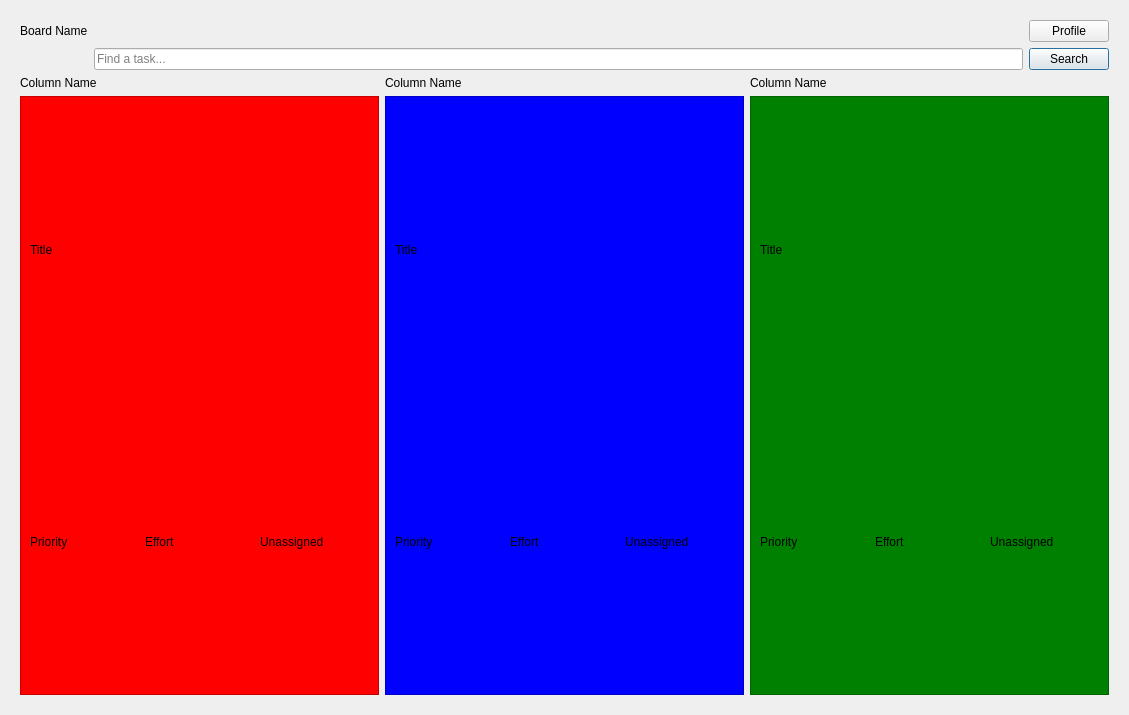
Above: maindashboard.ui from BelchieBen/BenjaminBelcherAssessment before the change. Below: the same form after it.
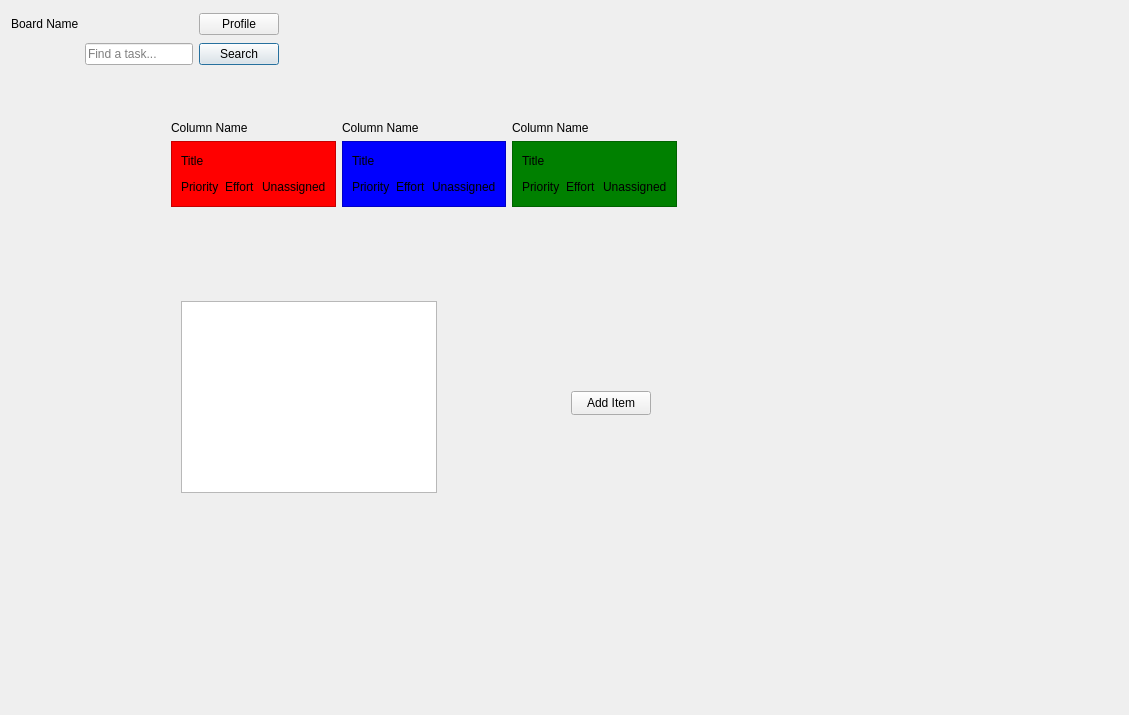
That is the form after the change.

Commit message: Added a list widget with styled items

Diff of the .ui file:
```diff
--- a/maindashboard.ui
+++ b/maindashboard.ui
@@ -23,8 +23,15 @@
    <item>
     <widget class="QStackedWidget" name="stackedWidget">
      <widget class="QWidget" name="page">
-      <layout class="QVBoxLayout" name="verticalLayout_2">
-       <item>
+      <widget class="QWidget" name="layoutWidget">
+       <property name="geometry">
+        <rect>
+         <x>0</x>
+         <y>0</y>
+         <width>268</width>
+         <height>56</height>
+        </rect>
+       </property>
         <layout class="QGridLayout" name="BoardHeader">
          <item row="0" column="0">
           <widget class="QLabel" name="BoardTitle">
@@ -61,8 +68,16 @@
           </widget>
          </item>
         </layout>
-       </item>
-       <item>
+      </widget>
+      <widget class="QWidget" name="layoutWidget">
+       <property name="geometry">
+        <rect>
+         <x>160</x>
+         <y>110</y>
+         <width>506</width>
+         <height>86</height>
+        </rect>
+       </property>
         <layout class="QGridLayout" name="BoardColumns">
          <item row="1" column="0">
           <layout class="QVBoxLayout" name="Col1">
@@ -266,8 +281,30 @@
           </layout>
          </item>
         </layout>
-       </item>
-      </layout>
+      </widget>
+      <widget class="QListWidget" name="TaskList">
+       <property name="geometry">
+        <rect>
+         <x>170</x>
+         <y>290</y>
+         <width>256</width>
+         <height>192</height>
+        </rect>
+       </property>
+      </widget>
+      <widget class="QPushButton" name="addItm">
+       <property name="geometry">
+        <rect>
+         <x>560</x>
+         <y>380</y>
+         <width>80</width>
+         <height>24</height>
+        </rect>
+       </property>
+       <property name="text">
+        <string>Add Item</string>
+       </property>
+      </widget>
      </widget>
      <widget class="QWidget" name="page_2"/>
     </widget>
```
Lines whose indentation alone changed are shown as unchanged. The commit also changes 11 other files.
